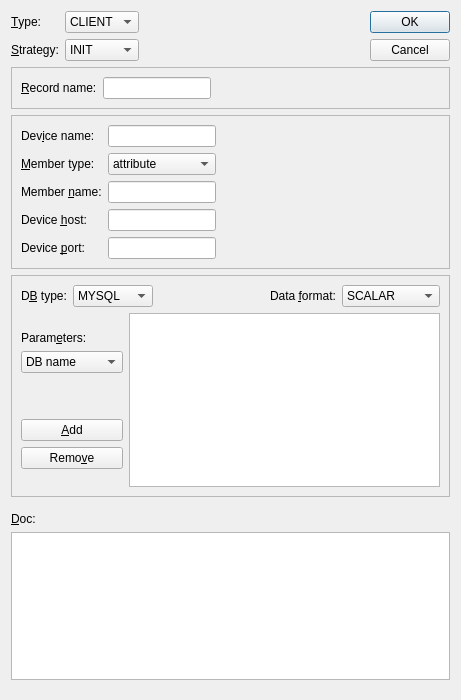
Above: ndtsconfigtool/datasourcedlg.ui from jkotan/nexdatas.configtool before the change. Below: the same form after it.
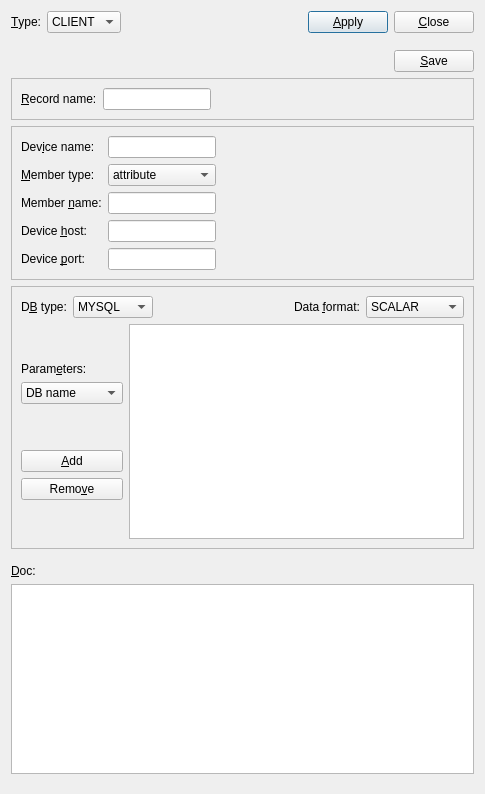
That is the form after the change.

Commit message: removing strategy from datasources and changing OK/Cancel to Apply/Close/Save

Patch:
```diff
--- a/ndtsconfigtool/datasourcedlg.ui
+++ b/ndtsconfigtool/datasourcedlg.ui
@@ -6,21 +6,19 @@
    <rect>
     <x>0</x>
     <y>0</y>
-    <width>461</width>
-    <height>700</height>
+    <width>485</width>
+    <height>794</height>
    </rect>
   </property>
   <property name="windowTitle">
    <string>DataSource</string>
   </property>
-  <layout class="QGridLayout" name="gridLayout_6">
+  <layout class="QGridLayout" name="gridLayout">
    <item row="0" column="0">
     <layout class="QVBoxLayout" name="verticalLayout_4">
      <item>
       <layout class="QHBoxLayout" name="horizontalLayout">
        <item>
-        <layout class="QGridLayout" name="gridLayout">
-         <item row="0" column="0">
           <widget class="QLabel" name="typeLabel">
            <property name="text">
             <string>&amp;Type:</string>
@@ -30,7 +28,7 @@
            </property>
           </widget>
          </item>
-         <item row="0" column="1">
+       <item>
           <widget class="QComboBox" name="typeComboBox">
            <item>
             <property name="text">
@@ -49,37 +47,6 @@
            </item>
           </widget>
          </item>
-         <item row="1" column="0">
-          <widget class="QLabel" name="strategyLabel">
-           <property name="text">
-            <string>&amp;Strategy:</string>
-           </property>
-           <property name="buddy">
-            <cstring>strategyComboBox</cstring>
-           </property>
-          </widget>
-         </item>
-         <item row="1" column="1">
-          <widget class="QComboBox" name="strategyComboBox">
-           <item>
-            <property name="text">
-             <string>INIT</string>
-            </property>
-           </item>
-           <item>
-            <property name="text">
-             <string>STEP</string>
-            </property>
-           </item>
-           <item>
-            <property name="text">
-             <string>FINAL</string>
-            </property>
-           </item>
-          </widget>
-         </item>
-        </layout>
-       </item>
        <item>
         <spacer name="horizontalSpacer_2">
          <property name="orientation">
@@ -94,18 +61,56 @@
         </spacer>
        </item>
        <item>
-        <widget class="QDialogButtonBox" name="buttonBox">
-         <property name="sizePolicy">
-          <sizepolicy hsizetype="Fixed" vsizetype="Fixed">
-           <horstretch>0</horstretch>
-           <verstretch>0</verstretch>
-          </sizepolicy>
+        <widget class="QPushButton" name="applyPushButton">
+         <property name="text">
+          <string>&amp;Apply</string>
          </property>
+        </widget>
+       </item>
+       <item>
+        <widget class="QPushButton" name="closePushButton">
+         <property name="text">
+          <string>&amp;Close</string>
+         </property>
+        </widget>
+       </item>
+      </layout>
+     </item>
+     <item>
+      <spacer name="verticalSpacer_4">
          <property name="orientation">
           <enum>Qt::Vertical</enum>
          </property>
-         <property name="standardButtons">
-          <set>QDialogButtonBox::Cancel|QDialogButtonBox::Ok</set>
+       <property name="sizeType">
+        <enum>QSizePolicy::Maximum</enum>
+       </property>
+       <property name="sizeHint" stdset="0">
+        <size>
+         <width>20</width>
+         <height>13</height>
+        </size>
+       </property>
+      </spacer>
+     </item>
+     <item>
+      <layout class="QHBoxLayout" name="horizontalLayout_5">
+       <item>
+        <spacer name="horizontalSpacer">
+         <property name="orientation">
+          <enum>Qt::Horizontal</enum>
+         </property>
+         <property name="sizeHint" stdset="0">
+          <size>
+           <width>40</width>
+           <height>20</height>
+          </size>
+         </property>
+        </spacer>
+       </item>
+       <item>
+        <widget class="QPushButton" name="savePushButton">
+         <property name="text">
+          <string>&amp;Save</string>
          </property>
         </widget>
        </item>
```
Left out of the diff: 46 changed lines with no effect on the pictures. Lines whose indentation alone changed are shown as unchanged. The commit also changes 3 other files.
